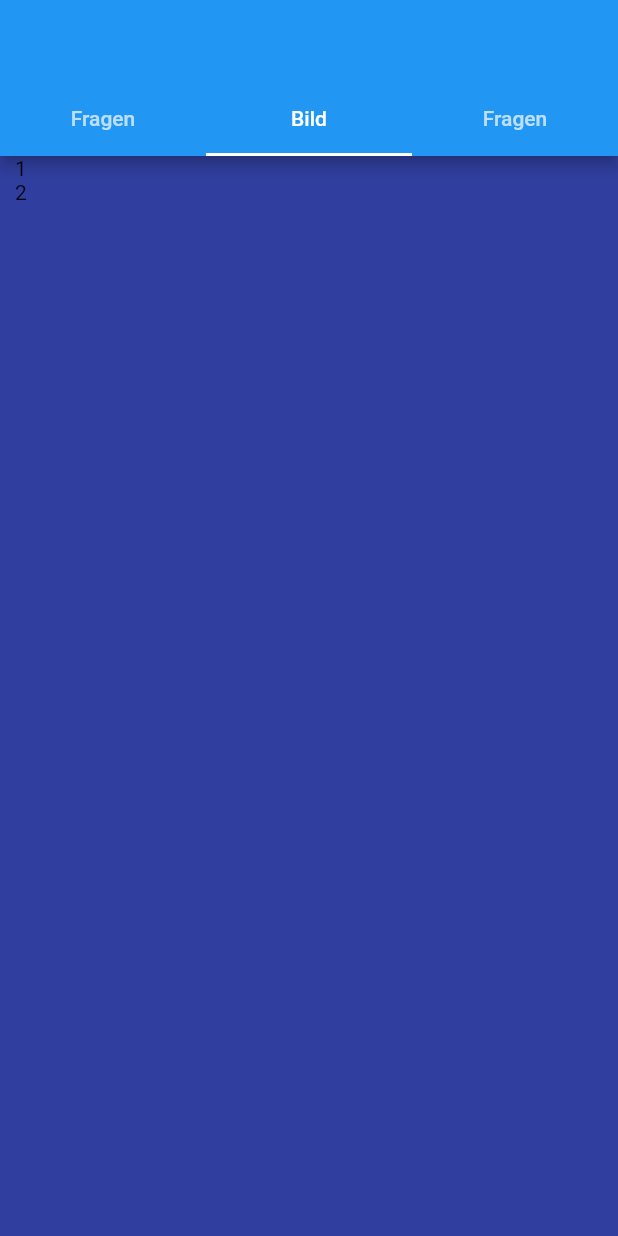
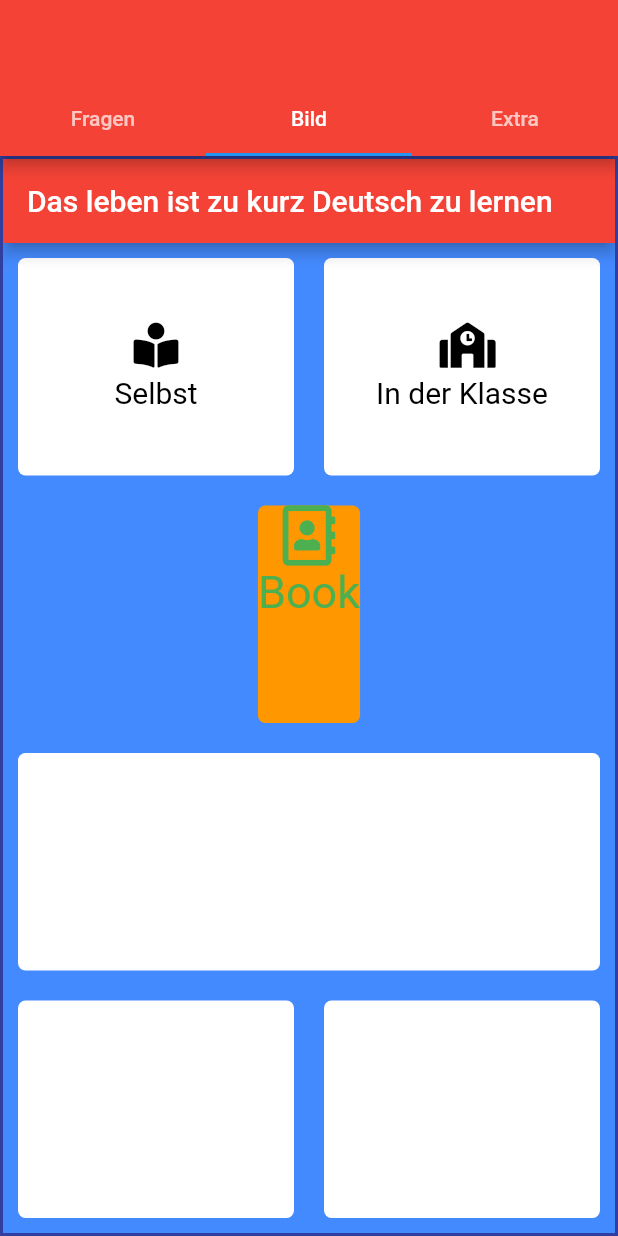
Before and after one commit to emircaglar/fragen, a Flutter app: the screen it shows after launch, tab 2 chosen, on a phone screen of 412 x 824 dp. Run offline on Flutter 3.47's test engine with Material 2 defaults, Android fonts, the phone set to English and light mode, and no system bars; our stand-ins replace font_awesome_flutter.

Commit message:
deutsch lernen

```diff
--- a/lib/Frag_Test.dart
+++ b/lib/Frag_Test.dart
@@ -5,23 +5,42 @@ import 'package:fragen/plus.dart';
 import 'Fragen.dart';
 
 class Data {
-  Plus pl=Plus();
+  Plus pl = Plus();
   int _fragen_Count = 0;
   List<Fragen> _dieFragen = [
     Fragen(
-        fragen_Actuel: 'Berlin ist Hauptstadt von Deutscland',image: Image.asset('assets/berlin1.jpg'), antwort: true),
-    Fragen(fragen_Actuel: 'Deutschland hat 10 Bundesland',image: Image.asset('assets/eyalet2.jpg'), antwort: false),
+        fragen_Actuel: 'Berlin ist Hauptstadt von Deutscland',
+        image: Image.asset('assets/berlin1.jpg'),
+        antwort: true),
+    Fragen(
+        fragen_Actuel: 'Deutschland hat 10 Bundesland',
+        image: Image.asset('assets/eyalet2.jpg'),
+        antwort: false),
     Fragen(
         fragen_Actuel:
-            'Die deutsche Nationalmannschaft  hat das letzte Turnier gewonnen',image: Image.asset('assets/milli3.jpg'),
+            'Die deutsche Nationalmannschaft  hat das letzte Turnier gewonnen',
+        image: Image.asset('assets/milli3.jpg'),
         antwort: false),
     Fragen(
-        fragen_Actuel: 'Mercedes ist eine italienische Marke ',image: Image.asset('assets/mercedes4.jpg'), antwort: false),
-    Fragen(fragen_Actuel: 'Die Turken leben auch in Koln',image: Image.asset('assets/koln5.jpg'), antwort: true),
-  Fragen(fragen_Actuel: '',image: Image.asset('assets/koln5.jpg'), antwort:true),
-    Fragen(fragen_Actuel: 'kaybettin',image: Image.asset('assets/aglayan7.png'), antwort: true),
-    Fragen(fragen_Actuel: 'kazandin',image: Image.asset('assets/gulen6.jpg'), antwort: true)
-
+        fragen_Actuel: 'Mercedes ist eine italienische Marke ',
+        image: Image.asset('assets/mercedes4.jpg'),
+        antwort: false),
+    Fragen(
+        fragen_Actuel: 'Die Turken leben auch in Koln',
+        image: Image.asset('assets/koln5.jpg'),
+        antwort: true),
+    Fragen(
+        fragen_Actuel: '',
+        image: Image.asset('assets/koln5.jpg'),
+        antwort: true),
+    Fragen(
+        fragen_Actuel: 'kaybettin',
+        image: Image.asset('assets/aglayan7.png'),
+        antwort: true),
+    Fragen(
+        fragen_Actuel: 'kazandin',
+        image: Image.asset('assets/gulen6.jpg'),
+        antwort: true)
   ];
 
   int get fragen_Count => _fragen_Count;
@@ -31,35 +50,32 @@ class Data {
   }
 
   String getFragtArtikel(int point) {
-
-    String fragen_return=_dieFragen[_fragen_Count].fragen_Actuel;
-    if(fragen_Count+3== dieFragen.length) {if(point>0){
-
-      fragen_return=_dieFragen[dieFragen.length-1].fragen_Actuel;
-    }
-    else{fragen_return=_dieFragen[dieFragen.length-2].fragen_Actuel;}
+    String fragen_return = _dieFragen[_fragen_Count].fragen_Actuel;
+    if (fragen_Count + 3 == dieFragen.length) {
+      if (point > 0) {
+        fragen_return = _dieFragen[dieFragen.length - 1].fragen_Actuel;
+      } else {
+        fragen_return = _dieFragen[dieFragen.length - 2].fragen_Actuel;
+      }
     }
     return fragen_return;
   }
 
   bool getAntwortbool() {
-
     return _dieFragen[_fragen_Count].antwort;
   }
+
   Image getimage(int point) {
-
-    Image image=_dieFragen[_fragen_Count].image;
-    if(fragen_Count+3== dieFragen.length) {
-      if(point>0){
-
-     image=_dieFragen[dieFragen.length-1].image;
-    }
-    else{image=_dieFragen[dieFragen.length-2].image;}
+    Image image = _dieFragen[_fragen_Count].image;
+    if (fragen_Count + 3 == dieFragen.length) {
+      if (point > 0) {
+        image = _dieFragen[dieFragen.length - 1].image;
+      } else {
+        image = _dieFragen[dieFragen.length - 2].image;
+      }
     }
     return image;
   }
-
-
 
   List<Fragen> get dieFragen => _dieFragen;
 
@@ -68,14 +84,8 @@ class Data {
   }
 
   void nachsteFrage() {
-    if(fragen_Count< dieFragen.length){
+    if (fragen_Count < dieFragen.length) {
       _fragen_Count++;
-
-}}
-  void nachsteImage() {
-
-      if(fragen_Count+1==dieFragen.length){
-        _dieFragen.removeLast();
+    }
   }
-
-}}
+}
--- /dev/null
+++ b/lib/Meine_Widget.dart
@@ -0,0 +1,19 @@
+import 'package:flutter/cupertino.dart';
+import 'package:flutter/material.dart';
+
+class Meine_Widget extends StatelessWidget {
+  final Color meine_Farbe;
+  final Widget meine_Child;
+
+  Meine_Widget({this.meine_Farbe = Colors.white,required this.meine_Child});
+
+  @override
+  Widget build(BuildContext context) {
+    return Container(
+      child: meine_Child,
+      margin: EdgeInsets.all(10),
+      decoration: BoxDecoration(
+          borderRadius: BorderRadius.circular(5), color:meine_Farbe),
+    );
+  }
+}
--- /dev/null
+++ b/lib/leben.dart
@@ -0,0 +1,81 @@
+import 'package:flutter/cupertino.dart';
+import 'package:flutter/material.dart';
+import 'package:font_awesome_flutter/font_awesome_flutter.dart';
+
+import 'wie.dart';
+import 'Meine_Widget.dart';
+
+class Leben extends StatefulWidget {
+  const Leben({Key? key}) : super(key: key);
+
+  @override
+  _LebenState createState() => _LebenState();
+}
+
+class _LebenState extends State<Leben> {
+
+String wie="";
+
+  @override
+  Widget build(BuildContext context) {
+    return Scaffold(
+      appBar: AppBar(
+        title: Text("Das leben ist zu kurz Deutsch zu lernen"),
+      ),
+      body: Center(
+        child: Column(
+          children: [
+            Expanded(
+              flex: 1,
+              child: Row(
+                children: [
+                  Expanded(
+                    child: GestureDetector(
+                        onTap: (){
+                         setState(() {
+                           wie="Selbst";
+                         });
+                        },
+                        child: Meine_Widget(meine_Farbe: wie=="Selbst"?Colors.blueGrey:Colors.white,meine_Child: Frau_Man(wie: "Selbst",icon: FontAwesomeIcons.bookReader,),)),
+                  ),
+                  Expanded(
+                    child: GestureDetector(
+                        onTap:(){setState(() {
+                          wie="In der Klasse";
+                        });;},child: Meine_Widget(meine_Farbe: wie=="In der Klasse"?Colors.blueGrey:Colors.white,meine_Child: Frau_Man(wie: "In der Klasse",icon: FontAwesomeIcons.school,),)),
+                  ),
+                ],
+              ),
+            ),
+            Expanded(
+              flex: 1,
+              child: Meine_Widget(meine_Farbe: Colors.orange,meine_Child: Column(
+                children:<Widget> [
+                  Icon(FontAwesomeIcons.addressBook,color: Colors.green,size: 40,),
+                  Text("Book",style: TextStyle(fontSize: 30,color: Colors.green),),
+                ],
+              ),),
+            ),
+            Expanded(
+              flex: 1,
+              child: Meine_Widget(meine_Child: Row(),),
+            ),
+            Expanded(
+              flex: 1,
+              child: Row(
+                children: [
+                  Expanded(
+                    child: Meine_Widget(meine_Child: Column(),),
+                  ),
+                  Expanded(
+                    child: Meine_Widget(meine_Child: Column(),),
+                  ),
+                ],
+              ),
+            ),
+          ],
+        ),
+      ),
+    );
+  }
+}
--- a/lib/main.dart
+++ b/lib/main.dart
@@ -1,8 +1,6 @@
 import 'package:flutter/material.dart';
-import 'package:fragen/Frag_Test.dart';
-import 'package:fragen/plus.dart';
-
-import 'constans.dart';
+import 'fragen_page.dart';
+import 'leben.dart';
 
 void main() => runApp(BilgiTesti());
 
@@ -10,24 +8,31 @@ class BilgiTesti extends StatelessWidget {
   @override
   Widget build(BuildContext context) {
     return MaterialApp(
+      theme: ThemeData(primaryColor: Colors.red,
+          scaffoldBackgroundColor: Colors.blueAccent,
+      ),
       home: DefaultTabController(
+
         length: 3,
         child: Scaffold(
           appBar: AppBar(
-              bottom: TabBar(tabs: [
+            bottom: TabBar(
+              tabs: [
                 Tab(text: "Fragen"),
                 Tab(text: "Bild"),
-              Tab(text: "Fragen"),
+                Tab(text: "Extra"),
               ],
             ),
           ),
           backgroundColor: Colors.indigo[700],
           body: SafeArea(
             child: Padding(
-                    padding: EdgeInsets.symmetric(horizontal: 10.0),
+              padding: EdgeInsets.all(2),
               child: TabBarView(
                 children: [
-                        SoruSayfasi(),Bild(),Extra(),
+                  Frage_Page(),
+                  Leben(),
+                  Extra(),
                 ],
               ),
             ),
@@ -39,31 +44,6 @@ class BilgiTesti extends StatelessWidget {
 }
 
 
-class Bild extends StatefulWidget {
-  const Bild({Key? key}) : super(key: key);
-
-  @override
-  _BildState createState() => _BildState();
-}
-
-class _BildState extends State<Bild> {
-  @override
-  Widget build(BuildContext context) {
-    return Column(
-      children: [
-        Row(
-          children: [
-            Expanded(child: Text('1')),
-          ],
-        ),Row(
-          children: [
-            Expanded(child: Text('2')),
-          ],
-        ),
-      ],
-    );
-  }
-}
 class Extra extends StatefulWidget {
   const Extra({Key? key}) : super(key: key);
 
@@ -80,7 +60,8 @@ class _ExtraState extends State<Extra> {
           children: [
             Expanded(child: Text('1')),
           ],
-        ),Row(
+        ),
+        Row(
           children: [
             Expanded(child: Text('2')),
           ],
@@ -89,147 +70,3 @@ class _ExtraState extends State<Extra> {
     );
   }
 }
-
-
-class SoruSayfasi extends StatefulWidget {
-  @override
-  _SoruSayfasiState createState() => _SoruSayfasiState();
-}
-
-class _SoruSayfasiState extends State<SoruSayfasi> {
-
-
-
-List<Widget> auswahlen=[];
-
-Data data=Data();
-Plus pl=Plus();
-
-  @override
-  Widget build(BuildContext context) {
-    return Column(
-      mainAxisAlignment: MainAxisAlignment.spaceBetween,
-      crossAxisAlignment: CrossAxisAlignment.stretch,
-      children: <Widget>[
-        Expanded(
-          flex: 2,
-          child: Padding(
-            padding: EdgeInsets.all(10.0),
-            child: Center(
-              child: Text(
-                data.getFragtArtikel(pl.plus),
-
-                textAlign: TextAlign.center,
-                style: TextStyle(
-                  fontSize: 20.0,
-                  color: Colors.white
-                ),
-              ),
-            ),
-          ),
-        ),
-        Expanded(
-            flex: 3,
-            child: Padding(
-                padding: EdgeInsets.all(8.0),
-                child: Center(child: data.getimage(pl.plus)))),
-        Expanded(
-            flex: 1,
-            child: Row(
-              children: <Widget>[
-                Expanded(
-                  flex:5,
-                  child: Wrap(
-                    alignment: WrapAlignment.center,
-                    runSpacing:  5,
-                    spacing: 5,
-                    children: auswahlen,
-
-                  ),
-                ),
-                Expanded(flex: 1,
-                    child: Center(
-                      child: Column(
-                        children: [
-                          Expanded(child: Center(child: Text('Ergebnis',
-                            style: TextStyle(color:Colors.white,fontSize: 10),))),
-                          Expanded(child: Text(pl.plus.toString(),
-                            style: TextStyle(color:Colors.black,fontSize: 20),))
-                        ],
-                      ),
-                    ),
-                ),
-              ],
-            ),
-        ),
-        Expanded(
-          flex: 1,
-          child: Padding(
-              padding: EdgeInsets.symmetric(horizontal: 6.0),
-              child: Row(children: <Widget>[
-                Expanded(
-                    child: Padding(
-                        padding: EdgeInsets.all(3),
-                        child: ElevatedButton(
-
-                          onPressed: () {
-
-                            if(data.fragen_Count+3<data.dieFragen.length){setState(() {
-
-                                if(data.getAntwortbool()==false)
-                                {auswahlen.add(richtig);
-                                pl.plus= pl.zuNehmen();
-                                }
-                                else{auswahlen.add(falsch);
-                                pl.plus=pl.abNehmen();}
-
-                                data.nachsteFrage();
-
-
-                            });}
-
-                          },
-                          child: Icon(Icons.thumb_down,color: Colors.red,
-                            size: 50.0,
-                          ),
-
-                        ),
-    ),
-    ),
-                Expanded(
-                    child: Padding(
-                        padding: EdgeInsets.all(3),
-
-                        child: ElevatedButton(
-
-                          onPressed: (){
-
-                            if(data.fragen_Count+3<data.dieFragen.length){ setState(() {
-
-                                if(data.getAntwortbool()==true)
-                                {auswahlen.add(richtig);
-                                pl.plus= pl.zuNehmen();
-                                }
-                                else{auswahlen.add(falsch);
-                                pl.plus= pl.abNehmen();
-                                }
-
-                                data.nachsteFrage();}
-
-                            );}
-
-                      },
-                          child: Icon(Icons.thumb_up, size: 50.0),
-                        ),
-                    ),
-
-                ),
-              ],
-              ),
-          ),
-        )
-      ],
-    );
-  }
-
-}
--- /dev/null
+++ b/lib/wie.dart
@@ -0,0 +1,24 @@
+import 'package:flutter/cupertino.dart';
+import 'package:flutter/material.dart';
+import 'package:font_awesome_flutter/font_awesome_flutter.dart';
+
+class Frau_Man extends StatelessWidget {
+  final IconData icon;
+  final String wie;
+  Frau_Man({this.icon=FontAwesomeIcons.addressBook,this.wie='baby'});
+  @override
+  Widget build(BuildContext context) {
+    return Column(
+      mainAxisAlignment: MainAxisAlignment.center,
+      children: <Widget>[
+        Icon(icon,size:30,color: Colors.black,),
+        SizedBox(
+          height: 5,
+        ),
+        Text(wie,style: TextStyle(fontSize: 20,color: Colors.black),)
+
+
+
+      ],);
+  }
+}
--- a/pubspec.yaml
+++ b/pubspec.yaml
@@ -23,6 +23,7 @@ environment:
 dependencies:
   flutter:
     sdk: flutter
+  font_awesome_flutter: ^9.1.0
 
 
   # The following adds the Cupertino Icons font to your application.
```
Also changed, not shown: lib/fragen_page.dart (added, +152 -0 lines), pubspec.lock. Lines whose indentation alone changed are shown as unchanged.
